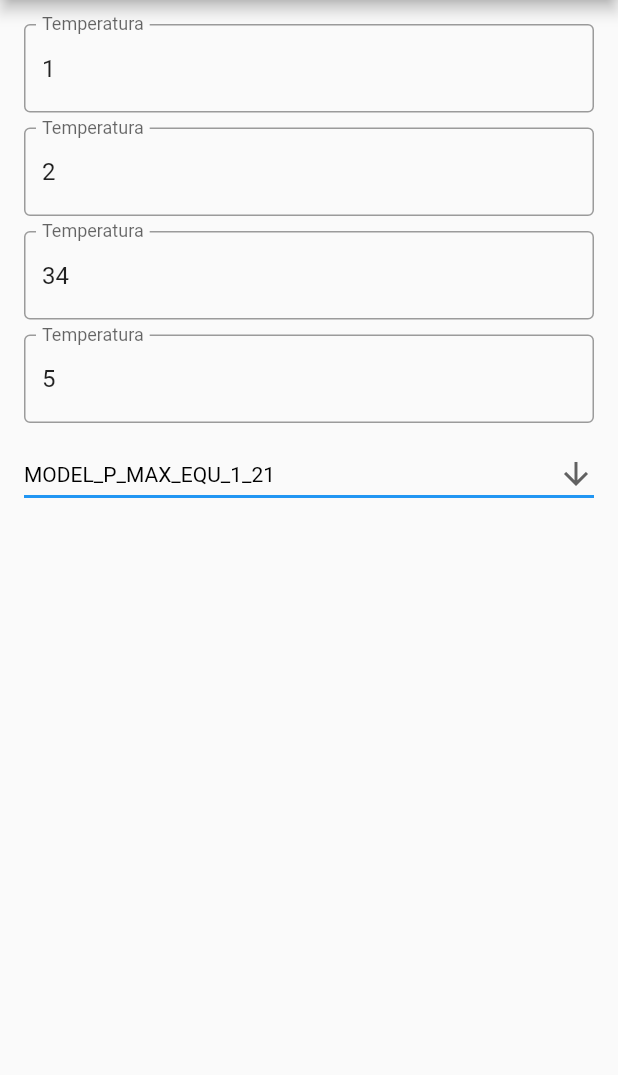
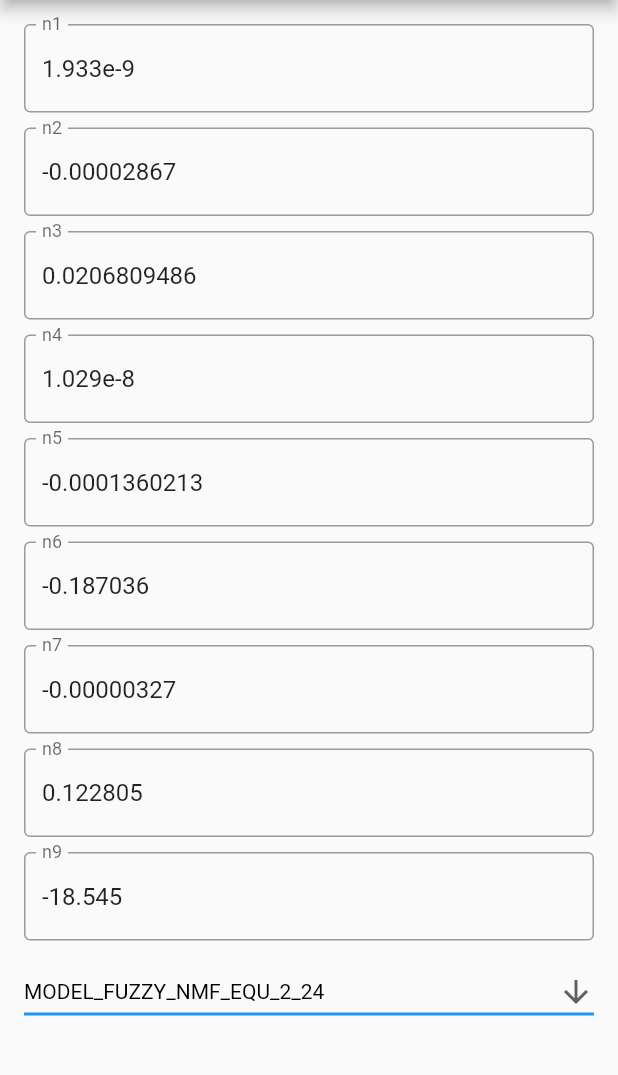
Before and after one commit to panekkk/panel-forecast, a Flutter app: the screen it shows after launch, in the side drawer, after a tap on "Modele", on a phone screen of 412 x 824 dp, the part 84-1159 px from its top. Run offline on Flutter 3.47's test engine with Material 2 defaults, Android fonts, the phone set to English and light mode, and no system bars.

Commit message:
Created switching between models functionality along with parameters model

```diff
--- a/lib/main.dart
+++ b/lib/main.dart
@@ -1,8 +1,16 @@
 import 'package:flutter/material.dart';
 import 'package:panel_forecast/screens/forecast_screen.dart';
+import 'package:provider/provider.dart';
+import 'package:panel_forecast/models/model_parameters/model_parameters.dart';
 
 void main() {
-  runApp(const MyApp());
+  runApp(MultiProvider(
+    providers: [
+      ChangeNotifierProvider(
+        create: (nmfModel) => ListModelParameters())
+    ],
+    child: const MyApp(),
+  ));
 }
 
 class MyApp extends StatelessWidget {
--- /dev/null
+++ b/lib/models/model_parameters/model_parameters.dart
@@ -0,0 +1,45 @@
+import 'package:flutter/material.dart';
+
+class ModelParameters {
+  String name;
+  Map parameters;
+
+  ModelParameters(this.parameters, this.name);
+}
+
+class ListModelParameters with ChangeNotifier {
+  final List<ModelParameters> listModelParameters = [
+    ModelParameters({
+      'n1': 0.000000001933,
+      'n2': -0.00002867,
+      'n3': 0.0206809486,
+      'n4': 0.00000001029,
+      'n5': -0.0001360213,
+      'n6': -0.187036,
+      'n7': -0.00000327,
+      'n8': 0.122805,
+      'n9': -18.545
+    }, "MODEL_FUZZY_NMF_EQU_2_24"),
+    ModelParameters({
+      'a': -1.9855E-6,
+      'b': -0.0007019475,
+      'c': 0.1201476,
+      'd': 0.30119871,
+      'e': -17.061743
+    }, "MODEL_P_MAX_2_EQU_1_21"),
+    ModelParameters({
+      'c1': 3.81775e-10,
+      'c2': -5.1508e-6,
+      'c3': -8.8529e-8,
+      'c4': 0.71863,
+      'c5': 0.1246,
+      'c6': -14.8299,
+    }, "MODEL_P_MAX_4_EQU_1_21"),
+  ];
+  getModelParametersEntries(String name) {
+    return listModelParameters
+        .firstWhere((element) => element.name == name)
+        .parameters
+        .entries;
+  }
+}
--- a/lib/models/model_parameters/nmf_model_parameters.dart
+++ /dev/null
@@ -1,23 +0,0 @@
-import 'package:provider/provider.dart';
-class NMFModelParameters {
-  double _n1;
-  double n2;
-  double n3;
-  double n4;
-  double n5;
-  double n6;
-  double n7;
-  double n8;
-  double n9;
-  NMFModelParameters(
-    this._n1,
-    this.n2,
-    this.n3,
-    this.n4,
-    this.n5,
-    this.n6,
-    this.n7,
-    this.n8,
-    this.n9
-  );
-}
--- a/lib/screens/models_screen.dart
+++ b/lib/screens/models_screen.dart
@@ -1,7 +1,8 @@
 import 'package:flutter/material.dart';
 import 'package:flutter/services.dart';
 import 'package:panel_forecast/widgets/navigation_drawer.dart';
-import 'package:panel_forecast/models/model_parameters/nmf_model_parameters.dart';
+import 'package:panel_forecast/models/model_parameters/model_parameters.dart';
+import 'package:provider/provider.dart';
 
 class ModelsScreen extends StatefulWidget {
   const ModelsScreen({Key? key}) : super(key: key);
@@ -11,11 +12,11 @@ class ModelsScreen extends StatefulWidget {
 }
 
 class _ModelsScreenState extends State<ModelsScreen> {
-  NMFModelParameters nmfModel = NMFModelParameters(1, 1, 1, 1, 1, 1, 1, 1, 1);
   final formKey = GlobalKey<FormState>();
-  List modelList = ['MODEL1', 'MODEL2', 'MODEL2'];
-  List lista = [1, 2, 34, 5];
-  String _model = 'MODEL_P_MAX_EQU_1_21';
+  static final regexParameter =
+      RegExp(r'^[-]?[0-9]*[.]{0,1}[0-9]*([e][-+][0-9]*)?$');
+  String _model = 'MODEL_FUZZY_NMF_EQU_2_24';
+
   @override
   Widget build(BuildContext context) => Scaffold(
         appBar: AppBar(title: const Text('Modele')),
@@ -26,26 +27,35 @@ class _ModelsScreenState extends State<ModelsScreen> {
             padding: const EdgeInsets.all(16.0),
             child: Column(
               children: <Widget>[
-                for (var item in lista)
+                for (MapEntry e in context
+                    .read<ListModelParameters>()
+                    .getModelParametersEntries(_model))
                   Column(
-                    children: [buildTemperature(item), const SizedBox(height: 10,)],
+                    children: [
+                      buildParameterForm(e),
+                      const SizedBox(
+                        height: 10,
+                      )
+                    ],
                   ),
-                  buildDropdownModelList()
+                buildDropdownModelList()
               ],
             ),
           ),
         ),
       );
 
-  Widget buildTemperature(int initValue) => TextFormField(
-        initialValue: initValue.toString(),
-        decoration: const InputDecoration(
-          labelText: 'Temperatura',
-          border: OutlineInputBorder(),
+  Widget buildParameterForm(MapEntry entry) => TextFormField(
+        initialValue: entry.value.toString(),
+        decoration: InputDecoration(
+          labelText: entry.key,
+          border: const OutlineInputBorder(),
         ),
-        keyboardType: TextInputType.number,
+        keyboardType:
+            const TextInputType.numberWithOptions(signed: true, decimal: true),
         inputFormatters: [
-          FilteringTextInputFormatter.allow(RegExp(r'[0-9]+[,.]{0,1}[0-9]*'))
+          FilteringTextInputFormatter.allow(
+              RegExp(r'^[-]?[0-9]*[.]{0,1}[0-9]*[e]{0,1}[-+]{0,1}[0-9]*$'))
         ],
         validator: (value) {
           if (double.tryParse(value.toString()) == null) {
@@ -71,8 +81,11 @@ class _ModelsScreenState extends State<ModelsScreen> {
             _model = newValue!;
           });
         },
-        items: <String>['MODEL_P_MAX_EQU_1_21','MODEL_P_MAX_EQU_1_24','MODEL_P_MAX_EQU_2_24']
-            .map<DropdownMenuItem<String>>((String value) {
+        items: <String>[
+          'MODEL_P_MAX_2_EQU_1_21',
+          'MODEL_P_MAX_4_EQU_1_21',
+          'MODEL_FUZZY_NMF_EQU_2_24'
+        ].map<DropdownMenuItem<String>>((String value) {
           return DropdownMenuItem<String>(
             value: value,
             child: Text(value),
```
